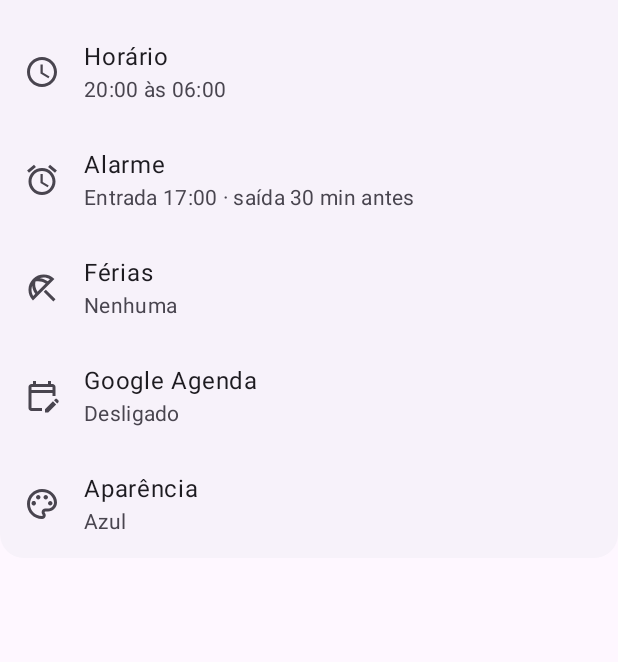
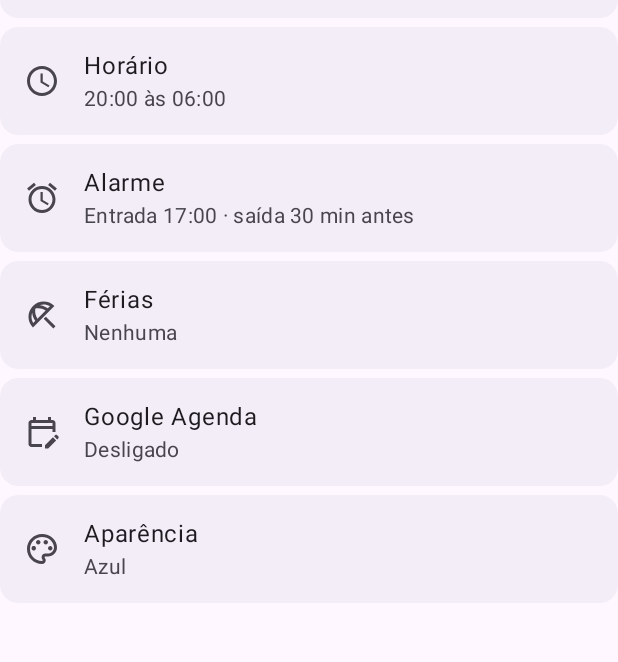
Before and after one commit to wenesga/Escala-Trabalho, an Android app built with Jetpack Compose: the composable Categorias shown on its own in the app's theme, on a phone screen of 412 x 824 dp, the part 90-752 px from its top. Run offline under Robolectric (Android 15) with nearby library versions, the phone set to English and light mode, and no system bars; 1 statement that could not run was skipped.

Commit message:
Cada categoria dos Ajustes passou a ter um cartãozinho discreto próprio, em vez de uma caixa única

```diff
--- a/app/src/main/java/com/wenes/escala/ui/Ajustes.kt
+++ b/app/src/main/java/com/wenes/escala/ui/Ajustes.kt
@@ -51,6 +51,7 @@ import androidx.compose.material3.rememberTimePickerState
 import androidx.compose.runtime.Composable
 import androidx.compose.runtime.CompositionLocalProvider
 import androidx.compose.runtime.compositionLocalOf
+import androidx.compose.ui.graphics.luminance
 import androidx.compose.runtime.DisposableEffect
 import androidx.compose.runtime.LaunchedEffect
 import androidx.compose.runtime.getValue
@@ -180,14 +181,21 @@ private fun ConteudoAjustes(
 
 @Composable
 private fun Categorias(c: Config, aoAbrir: (Pagina) -> Unit) {
-    Cartao {
-        Column {
-            Pagina.entries.forEach { pagina ->
+    // Um cartãozinho por categoria, discreto: só um tom acima da folha, com pouco espaço entre eles.
+    val cores = MaterialTheme.colorScheme
+    val escuro = cores.background.luminance() < 0.5f
+    val corDoCartinho = if (escuro) cores.surfaceContainerHigh else cores.surfaceContainer
+    Column(verticalArrangement = Arrangement.spacedBy(6.dp)) {
+        Pagina.entries.forEach { pagina ->
+            Card(
+                Modifier.fillMaxWidth().clip(MaterialTheme.shapes.medium).clickable { aoAbrir(pagina) },
+                shape = MaterialTheme.shapes.medium,
+                colors = CardDefaults.cardColors(containerColor = corDoCartinho),
+            ) {
                 ListItem(
                     headlineContent = { Text(pagina.titulo) },
                     supportingContent = { Text(resumo(pagina, c)) },
                     leadingContent = { Icon(pagina.icone, null) },
-                    modifier = Modifier.clickable { aoAbrir(pagina) },
                     colors = ListItemDefaults.colors(containerColor = Color.Transparent),
                 )
             }
```
